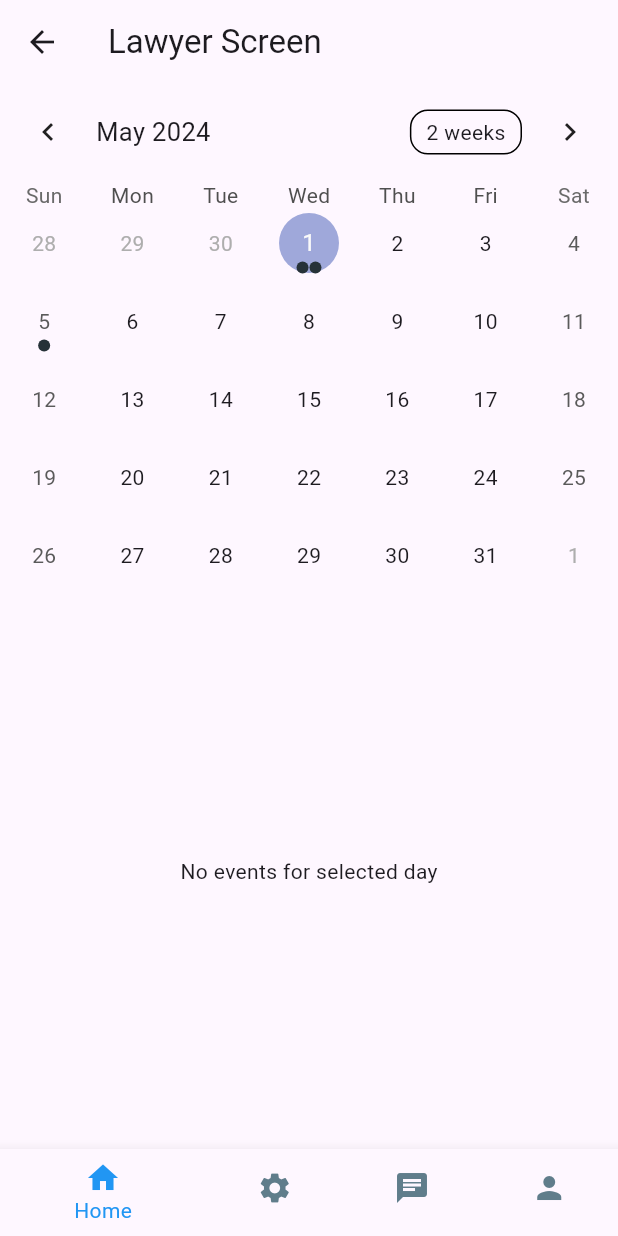
After one commit to IshanSangani/Law-App, a Flutter app: the LawyerScreen screen opened directly, on a phone screen of 412 x 824 dp. The commit adds this screen. Run offline on Flutter 3.47's test engine with Material 3 defaults, Android fonts, the phone set to English and light mode, and no system bars; drawn by our look-alikes of table_calendar; our stand-ins replace file_picker, intro_slider, velocity_x, webview_flutter.

Commit message:
Lawyerpov added

```diff
--- /dev/null
+++ b/lib/lawyerpov.dart
@@ -0,0 +1,209 @@
+import 'package:flutter/material.dart';
+import 'package:table_calendar/table_calendar.dart';
+import 'court.dart'; // Import your CourtPOV for reference
+import 'bottom_nav_bar.dart'; // Import the CustomBottomNavigationBar
+
+class LawyerScreen extends StatefulWidget {
+  @override
+  _LawyerScreenState createState() => _LawyerScreenState();
+}
+
+class _LawyerScreenState extends State<LawyerScreen> {
+  int _currentIndex = 0; // Initialize currentIndex to 0
+
+  CalendarFormat _calendarFormat = CalendarFormat.month;
+  DateTime _focusedDay = DateTime.now();
+  DateTime? _selectedDay;
+  Map<DateTime, List<HearingEvent>> _events = {}; // Mapping dates to hearing events
+
+  @override
+  void initState() {
+    super.initState();
+    // Populate _events map with hearing events for specific dates
+    _populateEvents();
+  }
+
+  void _populateEvents() {
+    // Example: Add hearing events for specific dates
+    _events[DateTime.utc(2024, 5, 1)] = [
+      HearingEvent(
+        'Case 1',
+        User('John Doe', '1234567890', 'john@example.com'),
+        DateTime.utc(2024, 5, 1, 10, 30),
+        EventType.user,
+        Priority.high,
+        'Civil'
+      ),
+      HearingEvent(
+        'Case 2',
+        User('Jane Smith', '9876543210', 'jane@example.com'),
+        DateTime.utc(2024, 5, 1, 14, 15),
+        EventType.user,
+        Priority.medium,
+        'Criminal'
+      ),
+    ];
+    _events[DateTime.utc(2024, 5, 5)] = [
+      HearingEvent(
+        'Case 3',
+        User('Emily Johnson', '5551234567', 'emily@example.com'),
+        DateTime.utc(2024, 5, 5, 16, 45),
+        EventType.user,
+        Priority.low,
+        'Family'
+      ),
+    ];
+  }
+
+  @override
+  Widget build(BuildContext context) {
+    return Scaffold(
+      appBar: AppBar(
+        title: Text('Lawyer Screen'),
+      ),
+      body: Column(
+        children: [
+          TableCalendar(
+            firstDay: DateTime.utc(2010, 10, 16),
+            lastDay: DateTime.utc(2030, 3, 14),
+            focusedDay: _focusedDay,
+            calendarFormat: _calendarFormat,
+            selectedDayPredicate: (day) {
+              return isSameDay(_selectedDay, day);
+            },
+            onDaySelected: (selectedDay, focusedDay) {
+              setState(() {
+                _selectedDay = selectedDay;
+                _focusedDay = focusedDay;
+              });
+            },
+            onFormatChanged: (format) {
+              setState(() {
+                _calendarFormat = format;
+              });
+            },
+            onPageChanged: (focusedDay) {
+              _focusedDay = focusedDay;
+            },
+            eventLoader: _getEventsForDay, // Use this callback to load events for each day
+          ),
+          Expanded(
+            child: _buildEventList(),
+          ),
+        ],
+      ),
+      bottomNavigationBar: CustomBottomNavigationBar(
+        currentIndex: _currentIndex,
+        onTap: (index) {
+          setState(() {
+            _currentIndex = index;
+          });
+        },
+      ),
+    );
+  }
+
+  // Build the list of hearing events for the selected day
+  Widget _buildEventList() {
+    if (_selectedDay != null && _events.containsKey(_selectedDay!)) {
+      return ListView.builder(
+        itemCount: _events[_selectedDay!]!.length,
+        itemBuilder: (context, index) {
+          final hearingEvent = _events[_selectedDay!]![index];
+          Color priorityColor = _getPriorityColor(hearingEvent.priority);
+          String priorityText = _getPriorityText(hearingEvent.priority);
+          return Card(
+            elevation: 3,
+            margin: EdgeInsets.symmetric(horizontal: 16, vertical: 8),
+            child: ListTile(
+              leading: CircleAvatar(
+                backgroundColor: priorityColor,
+                child: _getEventTypeIcon(hearingEvent.type),
+                foregroundColor: Colors.white,
+              ),
+              title: Text('${hearingEvent.caseName} - ${hearingEvent.user.name}'),
+              subtitle: Column(
+                crossAxisAlignment: CrossAxisAlignment.start,
+                children: [
+                  Text('Category: ${hearingEvent.category}'),
+                  Text('Priority: $priorityText', style: TextStyle(color: priorityColor)),
+                  Text('Date: ${hearingEvent.date.toString()}'),
+                  Text('Contact: ${hearingEvent.user.contact}'),
+                  Text('Email: ${hearingEvent.user.email}'),
+                ],
+              ),
+              onTap: () {
+                // Handle tapping on a hearing event
+              },
+            ),
+          );
+        },
+      );
+    } else {
+      return Center(
+        child: Text('No events for selected day'),
+      );
+    }
+  }
+
+  // Helper method to get color based on priority
+  Color _getPriorityColor(Priority priority) {
+    switch (priority) {
+      case Priority.high:
+        return Colors.red;
+      case Priority.medium:
+        return Colors.orange;
+      case Priority.low:
+        return Colors.green;
+    }
+  }
+
+  // Helper method to get priority text based on priority
+  String _getPriorityText(Priority priority) {
+    switch (priority) {
+      case Priority.high:
+        return 'High';
+      case Priority.medium:
+        return 'Medium';
+      case Priority.low:
+        return 'Low';
+    }
+  }
+
+  // Helper method to get icon based on event type
+  Icon _getEventTypeIcon(EventType type) {
+    return type == EventType.user ? Icon(Icons.person) : Icon(Icons.gavel);
+  }
+
+  // Method to load events for each day in the calendar
+  List<dynamic> _getEventsForDay(DateTime day) {
+    return _events[day] ?? [];
+  }
+}
+
+// Define the Priority enum
+enum Priority { high, medium, low }
+
+// Define the EventType enum
+enum EventType { user, court }
+
+// Define the User class
+class User {
+  final String name;
+  final String contact;
+  final String email;
+
+  User(this.name, this.contact, this.email);
+}
+
+// Define the HearingEvent class
+class HearingEvent {
+  final String caseName;
+  final User user;
+  final DateTime date;
+  final EventType type;
+  final Priority priority;
+  final String category;
+
+  HearingEvent(this.caseName, this.user, this.date, this.type, this.priority, this.category);
+}
--- a/lib/login.dart
+++ b/lib/login.dart
@@ -2,7 +2,7 @@ import 'package:flutter/material.dart';
 import 'package:http/http.dart' as http;
 import 'dart:convert';
 import 'config.dart';
-import 'package:law_app/user_pov.dart';
+import 'package:law_app/lawyerpov.dart';
 import 'package:law_app/court.dart';
 import 'package:law_app/lawyers.dart';
 import 'package:law_app/sign_up.dart';
@@ -59,7 +59,7 @@ class _LoginPageState extends State<LoginPage> {
     if (role == 'lawyer') {
       Navigator.push(
         context,
-        MaterialPageRoute(builder: (context) => UserPOV()),
+        MaterialPageRoute(builder: (context) => LawyerScreen()),
       );
     } else if (role == 'user') {
       Navigator.push(
```
